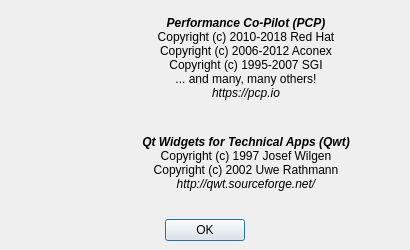
The window that src/src/pmchart/seealsodialog.ui (eurolinux-enterprise-linux-sources/pcp) describes before a commit, drawn with Qt 5.
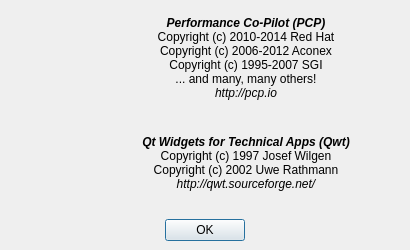
The same window after the commit. Icons and pictures are not drawn.

```diff
--- a/src/src/pmchart/seealsodialog.ui
+++ b/src/src/pmchart/seealsodialog.ui
@@ -118,11 +118,11 @@
            </property>
            <property name="text">
             <string>&lt;b&gt;&lt;i&gt;Performance Co-Pilot (PCP)&lt;/i&gt;&lt;/b&gt;&lt;br&gt;
-Copyright (c) 2010-2018 Red Hat&lt;br&gt;
+Copyright (c) 2010-2014 Red Hat&lt;br&gt;
 Copyright (c) 2006-2012 Aconex&lt;br&gt;
 Copyright (c) 1995-2007 SGI&lt;br&gt;
 ... and many, many others!&lt;br&gt;
-&lt;i&gt;https://pcp.io&lt;/i&gt;</string>
+&lt;i&gt;http://pcp.io&lt;/i&gt;</string>
            </property>
            <property name="alignment">
             <set>Qt::AlignCenter</set>
```
